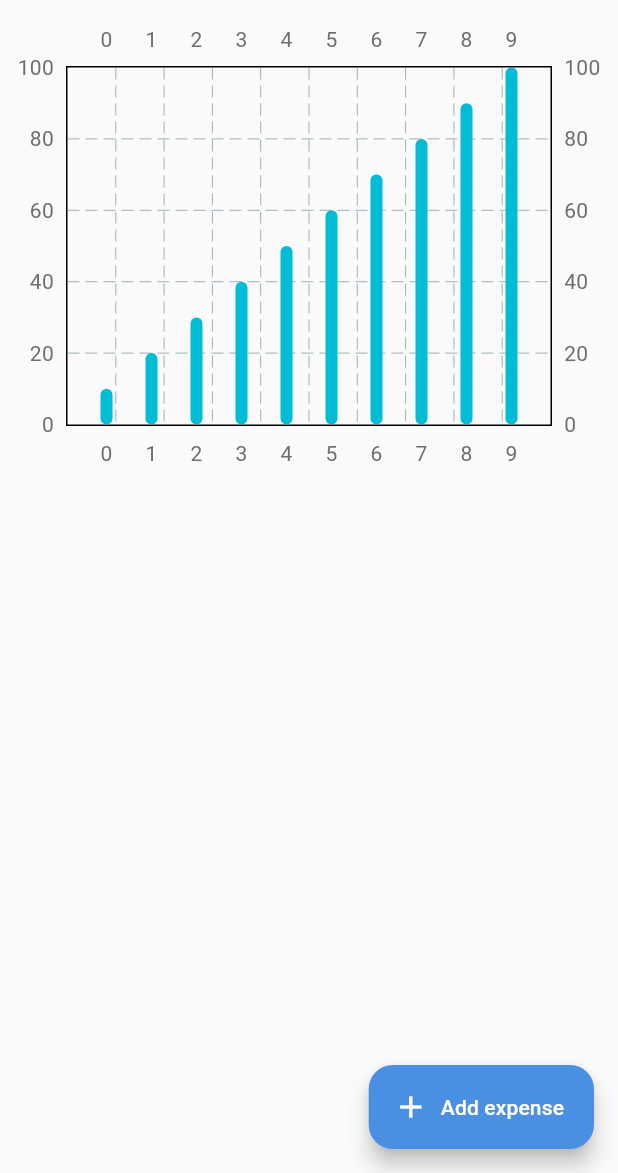
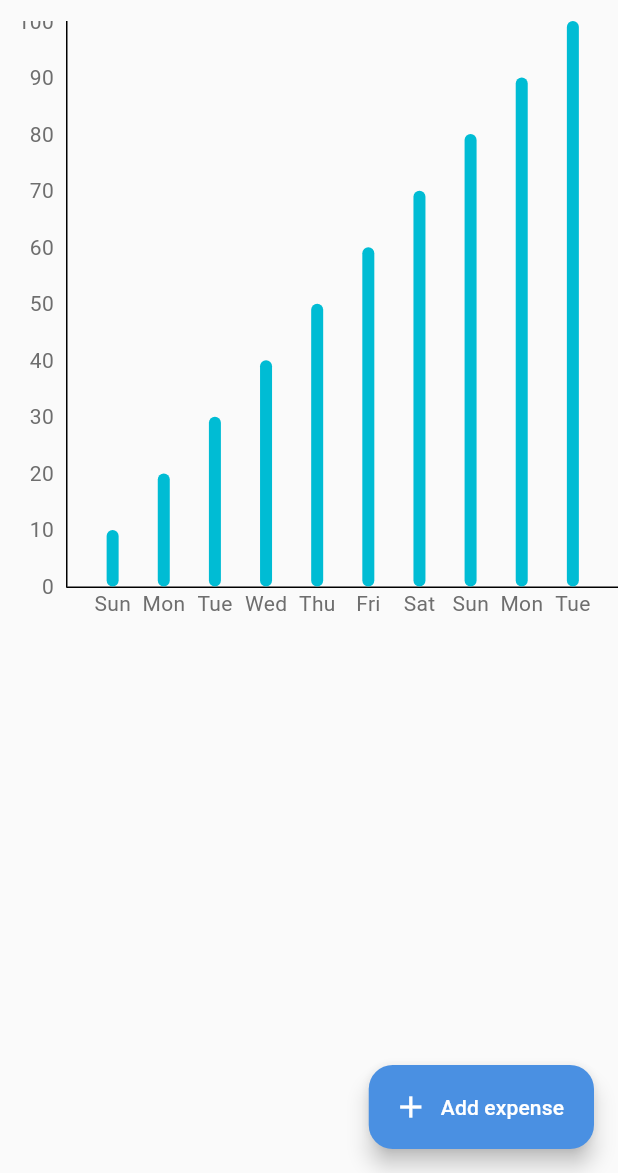
Before and after one commit to marufrobin/Minimal_Expense_Tracker, a Flutter app: the screen it shows after launch, on a phone screen of 412 x 824 dp, the part 63-1236 px from its top. Run offline on Flutter 3.47's test engine with Material 3 defaults, Android fonts, the light colour scheme and no system bars; drawn by our look-alikes of fl_chart.

Commit message:
Update app title and enhance ExpanseChartScreen with improved chart data handling and layout

```diff
--- a/lib/main.dart
+++ b/lib/main.dart
@@ -13,7 +13,7 @@ class MyApp extends StatelessWidget {
   @override
   Widget build(BuildContext context) {
     return MaterialApp(
-      title: 'Flutter Demo',
+      title: 'Minimal Expense Tracker',
       theme: AppTheme.lightTheme,
       darkTheme: AppTheme.darkTheme,
       home: HomeScreens(),
--- a/lib/screens/expanse_chart/expanse_chart.screen.dart
+++ b/lib/screens/expanse_chart/expanse_chart.screen.dart
@@ -22,18 +22,52 @@ class ExpanseChartScreen extends StatelessWidget {
       BarChartDataModel(x: 9, y: 100),
     ];
     return SizedBox(
-      height: 300,
+      height: 400,
       width: width,
       child: BarChart(
         BarChartData(
-          barGroups: List.generate(data.length, (index) {
-            final singleData = data[index];
-            return BarChartGroupData(
-              x: singleData.x ?? 0,
-              barRods: [BarChartRodData(toY: singleData.y ?? 0)],
-            );
-          }),
+          barGroups: _barChartDataBuilder(data),
+          borderData: _borderDesign(theme),
+          titlesData: _charBorderDataLabel(),
+
+          /// Hides the chart background grid lines.
+          gridData: FlGridData(show: false),
         ),
+      ),
+    );
+  }
+
+  /// [BarChartGroupData] builder for the chart
+  List<BarChartGroupData> _barChartDataBuilder(List<BarChartDataModel> data) {
+    return List.generate(data.length, (index) {
+      final singleData = data[index];
+      return BarChartGroupData(
+        x: singleData.x ?? 0,
+        barRods: [BarChartRodData(toY: singleData.y ?? 0)],
+      );
+    });
+  }
+
+  FlTitlesData _charBorderDataLabel() {
+    return FlTitlesData(
+      bottomTitles: AxisTitles(
+        sideTitles: SideTitles(
+          getTitlesWidget: (value, meta) =>
+              Text(BarChartDataModel().daysName(value.toInt())),
+          showTitles: true,
+        ),
+      ),
+      topTitles: AxisTitles(sideTitles: SideTitles(showTitles: false)),
+      rightTitles: AxisTitles(sideTitles: SideTitles(showTitles: false)),
+    );
+  }
+
+  /// [Chart_Border] design for the chart
+  FlBorderData _borderDesign(ThemeData theme) {
+    return FlBorderData(
+      border: Border(
+        left: BorderSide(color: theme.dividerColor),
+        bottom: BorderSide(color: theme.dividerColor),
       ),
     );
   }
@@ -44,4 +78,25 @@ class BarChartDataModel {
   final double? y;
 
   BarChartDataModel({this.x, this.y});
+
+  String daysName(int days) {
+    switch (days % 7) {
+      case 0:
+        return 'Sun';
+      case 1:
+        return 'Mon';
+      case 2:
+        return 'Tue';
+      case 3:
+        return 'Wed';
+      case 4:
+        return 'Thu';
+      case 5:
+        return 'Fri';
+      case 6:
+        return 'Sat';
+      default:
+        return '';
+    }
+  }
 }
```
